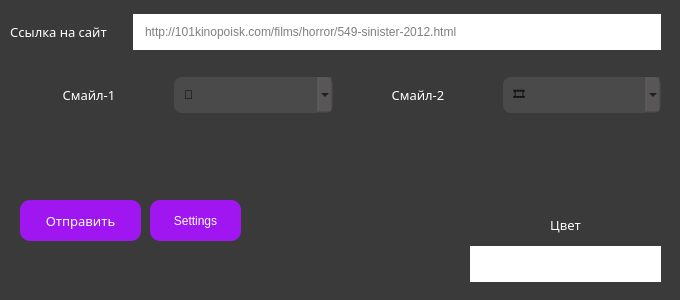
First picture: the form in main.ui, repository SergioStranger/DiscordWebhooks, before the edit.
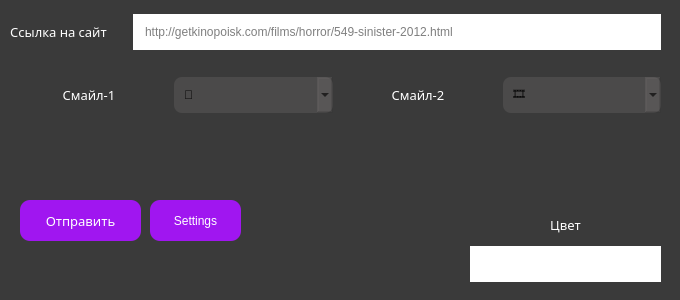
Second picture: the form after the edit. Icons and pictures are not drawn.

```diff
--- a/main.ui
+++ b/main.ui
@@ -200,7 +200,7 @@
        <string/>
       </property>
       <property name="placeholderText">
-       <string>http://101kinopoisk.com/films/horror/549-sinister-2012.html</string>
+       <string>http://getkinopoisk.com/films/horror/549-sinister-2012.html</string>
       </property>
      </widget>
     </item>
```
Left out of the diff: 6 changed lines with no effect on the pictures.
